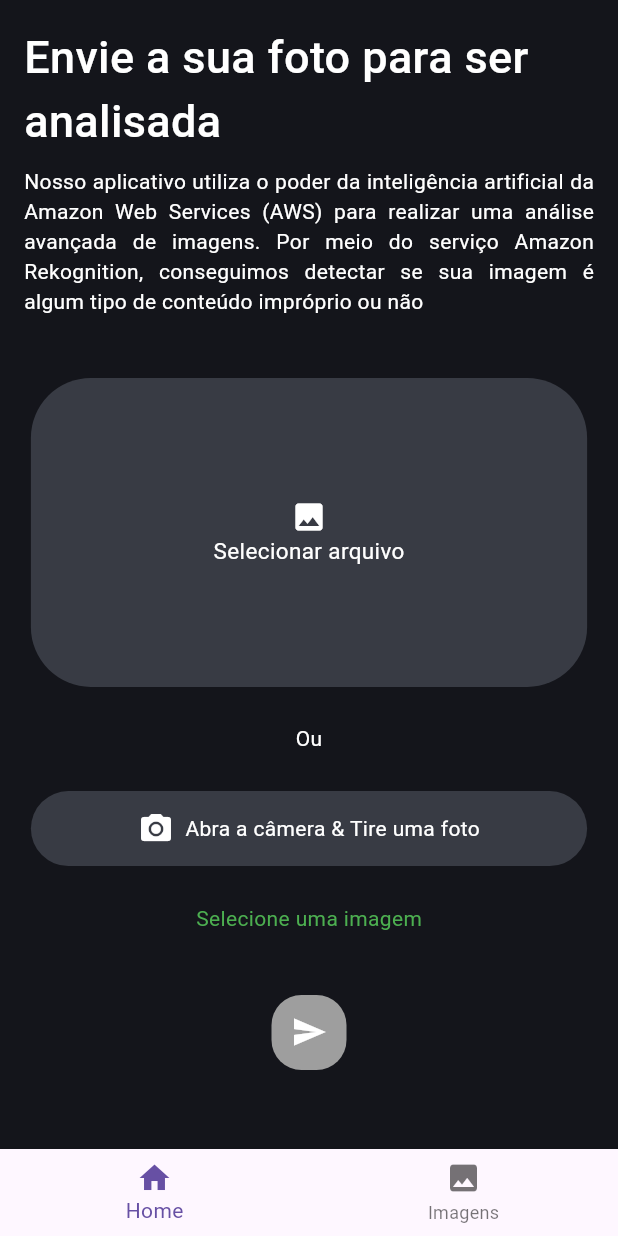
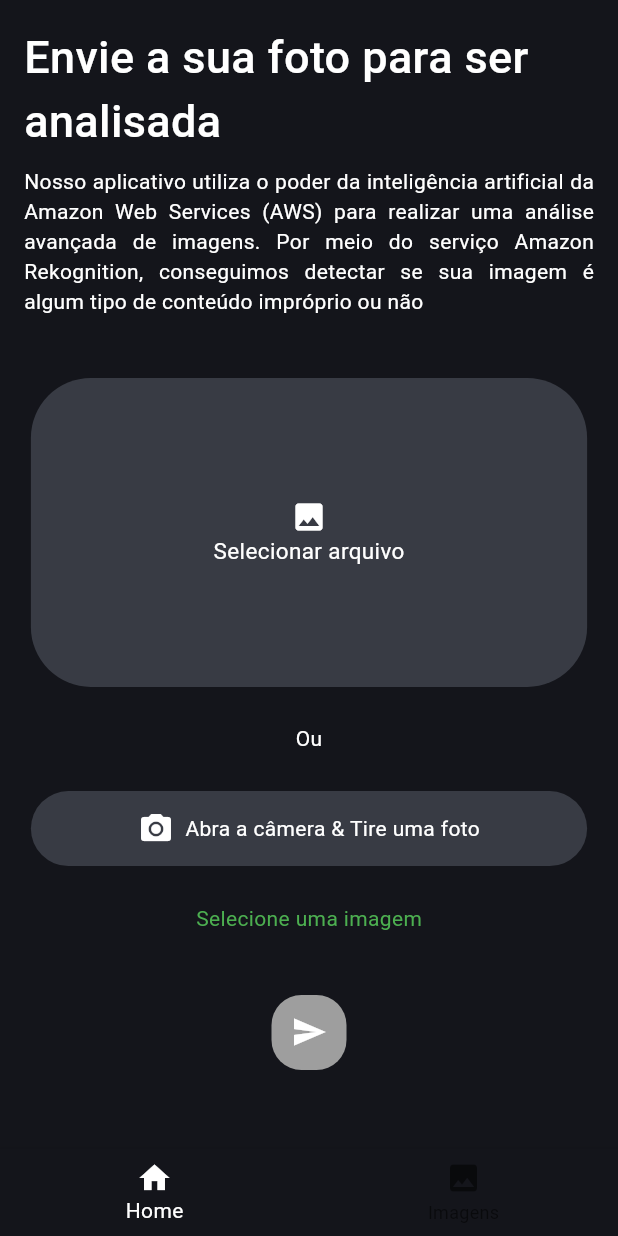
Before and after one commit to LucasCva/AppAwsRekognition, a Flutter app: the screen it shows after launch, on a phone screen of 412 x 824 dp. Run offline on Flutter 3.47's test engine with Material 3 defaults, Android fonts, the phone set to English and light mode, and no system bars; our stand-ins replace get, image_picker.

Commit message:
[ADD] Style

```diff
--- a/lib/models/image_response.dart
+++ b/lib/models/image_response.dart
@@ -1,9 +1,24 @@
+import 'package:aws_rekognition/models/moderation_item.dart';
+
 class ImageResponse {
   bool imageIsPermitted;
+  List<ModerationItem> moderationsList;
 
-  ImageResponse({required this.imageIsPermitted});
+  ImageResponse({
+    required this.imageIsPermitted,
+    required this.moderationsList,
+  });
 
   factory ImageResponse.fromJson(Map<String, dynamic> json) {
-    return ImageResponse(imageIsPermitted: json["imageIsPermitted"]);
+    return ImageResponse(
+      imageIsPermitted: json["imageIsPermitted"],
+      moderationsList: json["moderationsList"] != null
+          ? List<ModerationItem>.from(
+              json["moderationsList"].map(
+                (item) => ModerationItem.fromJson(item),
+              ),
+            )
+          : [],
+    );
   }
 }
--- a/lib/pages/main_page.dart
+++ b/lib/pages/main_page.dart
@@ -24,10 +24,15 @@ class _MainPageState extends State<MainPage> {
     return Scaffold(
       body: _pages[_indiceAtual],
       bottomNavigationBar: BottomNavigationBar(
+        selectedItemColor: Colors.white,
+        backgroundColor: Color.fromARGB(255, 20, 21, 27),
         onTap: onTabTapped,
         currentIndex: _indiceAtual,
         items: const [
-          BottomNavigationBarItem(icon: Icon(Icons.home), label: "Home"),
+          BottomNavigationBarItem(
+            icon: Icon(Icons.home, color: Colors.white),
+            label: "Home",
+          ),
           BottomNavigationBarItem(icon: Icon(Icons.image), label: "Imagens"),
         ],
       ),
--- a/lib/service/image_service.dart
+++ b/lib/service/image_service.dart
@@ -8,7 +8,7 @@ class ImageService {
   static Future<ImageResponse> enviarImagem(File image) async {
     final request = http.MultipartRequest(
       "POST",
-      Uri.parse("http://192.168.1.16:8080/api/image"),
+      Uri.parse("https://rekognition-app-production.up.railway.app/api/image"),
     );
     request.files.add(await http.MultipartFile.fromPath("file", image.path));
 
--- a/pubspec.yaml
+++ b/pubspec.yaml
@@ -13,6 +13,8 @@ dependencies:
   http: ^1.4.0
   image_picker: ^1.1.2
   path: ^1.9.1
+  stomp_dart_client: ^2.1.3
+  web_socket_channel: ^3.0.3
 
 
 dev_dependencies:
```
Also changed, not shown: lib/models/moderation_item.dart (added, +19 -0 lines), lib/pages/home_page.dart (+79 -7 lines), pubspec.lock.
